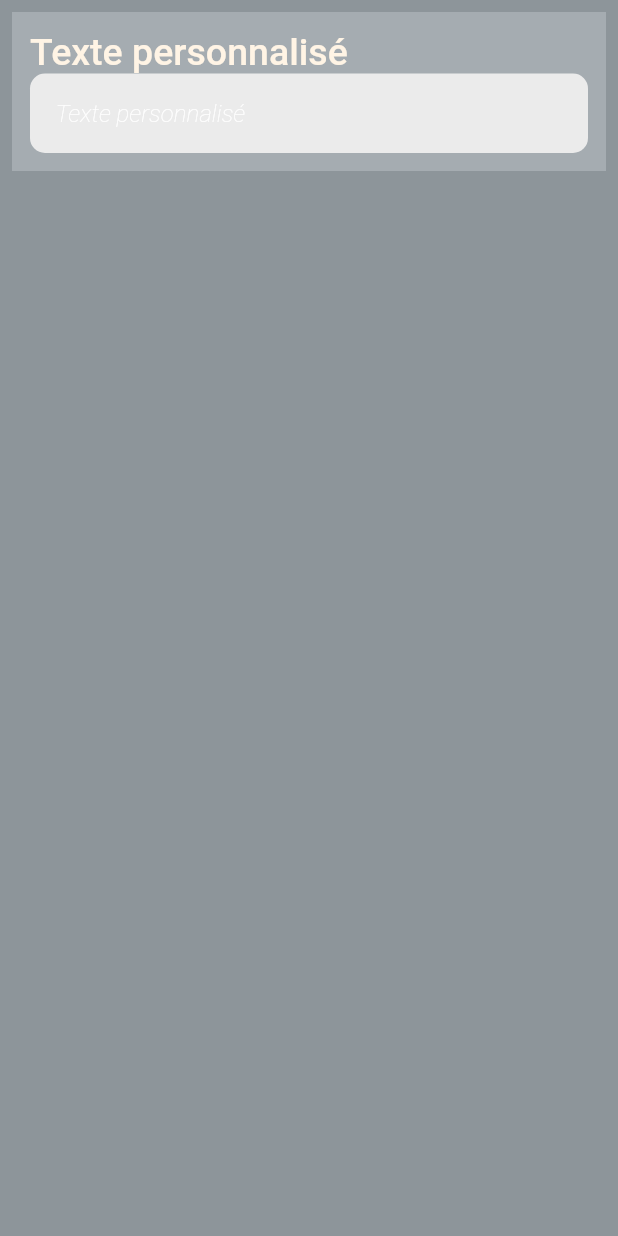
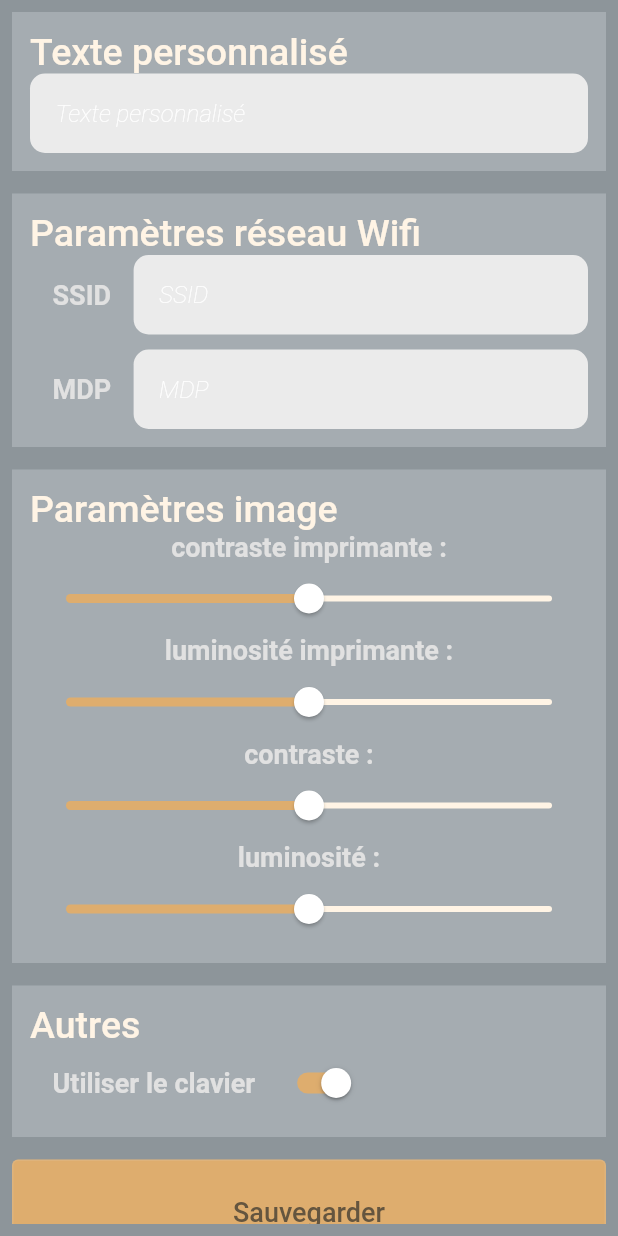
Before and after one commit to momo2555/fiebooth_portail, a Flutter app: the SettingsPage widget shown alone on an empty page, opened directly, on a phone screen of 412 x 824 dp. Run offline on Flutter 3.47's test engine with Material 2 defaults, Android fonts, the phone set to English and light mode, and no system bars; our stand-ins replace flutter_spinbox; missing offline and left inert: dart:js; Roboto replaces fonts that are missing (Reem Kufi Fun).

Commit message:
add dialog + action button

```diff
--- a/lib/components/action_button.dart
+++ b/lib/components/action_button.dart
@@ -55,6 +55,40 @@ class ActionButton extends StatefulWidget {
       rounded: false,
       filled: true,
       expanded: true,
+    );
+  }
+  factory ActionButton.action(String text, Function() action) {
+    var context = globalNavigatorKey.currentContext!;
+    return ActionButton(
+      text: text,
+      action: action,
+      backColor: Theme.of(context).colorScheme.secondary,
+      color: Theme.of(context).colorScheme.onSecondary,
+      rounded: false,
+      filled: true,
+      expanded: true,
+    );
+  }
+  factory ActionButton.squaredLight(String text, Function() action) {
+    var context = globalNavigatorKey.currentContext!;
+    return ActionButton(
+      text: text,
+      action: action,
+      backColor: Theme.of(context).colorScheme.secondary,
+      color: Theme.of(context).colorScheme.onSecondary,
+      rounded: false,
+      filled: true,
+    );
+  }
+  factory ActionButton.squaredDark(String text, Function() action) {
+    var context = globalNavigatorKey.currentContext!;
+    return ActionButton(
+      text: text,
+      action: action,
+      backColor: Theme.of(context).colorScheme.primary,
+      color: Theme.of(context).colorScheme.onSurface,
+      rounded: false,
+      filled: true,
     );
   }
   @override
--- a/lib/components/simple_text.dart
+++ b/lib/components/simple_text.dart
@@ -62,8 +62,8 @@ class SimpleText extends StatefulWidget {
     return SimpleText(
       text: text,
       color: 4,
-      size: 16,
-      thick: 5,
+      size: 18,
+      thick: 7,
       font: "Reem Kufi Fun",
     );
   }
--- a/lib/views/pages/settings_page.dart
+++ b/lib/views/pages/settings_page.dart
@@ -1,3 +1,4 @@
+import 'package:fiebooth_portail/components/action_button.dart';
 import 'package:fiebooth_portail/components/simple_input.dart';
 import 'package:fiebooth_portail/components/simple_text.dart';
 import 'package:flutter/material.dart';
@@ -14,11 +15,10 @@ class SettingsPage extends StatefulWidget {
 class _SettingsPageState extends State<SettingsPage> {
   Widget _configTitle(String title) {
     return Row(
-      children: [
-        SimpleText.labelTitle(title)
-      ],
+      children: [SimpleText.labelTitle(title)],
     );
   }
+
   Widget _configBloc(List<Widget> children) {
     return Container(
       color: Theme.of(context).colorScheme.surface,
@@ -26,13 +26,14 @@ class _SettingsPageState extends State<SettingsPage> {
       child: Column(children: children),
     );
   }
+
   @override
   Widget build(BuildContext context) {
     return Padding(
       padding: const EdgeInsets.all(8.0),
+      child: SingleChildScrollView(
         child: Column(
           children: [
-
             _configBloc([
               _configTitle("Texte personnalisé"),
               SimpleInput(
@@ -40,22 +41,94 @@ class _SettingsPageState extends State<SettingsPage> {
                 placeholder: "Texte personnalisé",
               )
             ]),
-
-
-          /*_configBloc([
+            SizedBox(
+              height: 15,
+            ),
+            _configBloc([
               _configTitle("Paramètres réseau Wifi"),
               Row(
                 children: [
-                SimpleText.date("SSID"),
-                SimpleInput(
+                  Padding(
+                    padding: const EdgeInsets.symmetric(horizontal: 15),
+                    child: SimpleText.label("SSID"),
+                  ),
+                  Flexible(
+                    child: SimpleInput(
                       style: "filled",
                       placeholder: "SSID",
                     ),
+                  ),
+                ],
+              ),
+              SizedBox(
+                height: 10,
+              ),
+              Row(
+                children: [
+                  Padding(
+                    padding: const EdgeInsets.symmetric(horizontal: 15),
+                    child: SimpleText.label("MDP"),
+                  ),
+                  Flexible(
+                    child: SimpleInput(
+                      style: "filled",
+                      placeholder: "MDP",
+                    ),
+                  ),
                 ],
               )
-          ]),*/
+            ]),
+            SizedBox(
+              height: 15,
+            ),
+            _configBloc([
+              _configTitle("Paramètres image"),
+              SimpleText.label("contraste imprimante :"),
+              Slider(
+                value: 0.5,
+                onChanged: (val) {},
 
+              ),
+              SimpleText.label("luminosité imprimante :"),
+              Slider(
+                value: 0.5,
+                onChanged: (val) {},
+
+              ),
+              SimpleText.label("contraste :"),
+              Slider(
+                value: 0.5,
+                onChanged: (val) {},
+
+              ),
+              SimpleText.label("luminosité :"),
+              Slider(
+                value: 0.5,
+                onChanged: (val) {},
+
+              ),
+            ]),
+            SizedBox(
+              height: 15,
+            ),
+            _configBloc([
+              _configTitle("Autres"),
+              Row(
+                children: [
+                  Padding(
+                    padding: const EdgeInsets.symmetric(horizontal: 15),
+                    child: SimpleText.label("Utiliser le clavier"),
+                  ),
+                  Switch(value: true, onChanged: (val) {},),
                 ],
+              )
+            ]),
+             SizedBox(
+              height: 15,
+            ),
+            ActionButton.action("Sauvegarder", () => null)
+          ],
+        ),
       ),
     );
   }
```
Also changed, not shown: lib/theme/main_theme.dart (+15 -1 lines), lib/utils/dialog_utils.dart (+13 -5 lines), lib/views/photo_view.dart (+11 -2 lines). Lines whose indentation alone changed are shown as unchanged.
